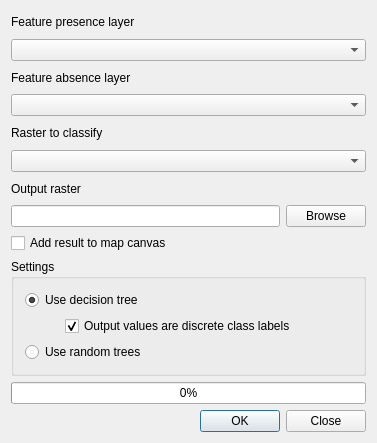
This is classifierdialogbase.ui in nextgis/dtclassifier as Qt 5 draws it before an edit. The edited form follows.
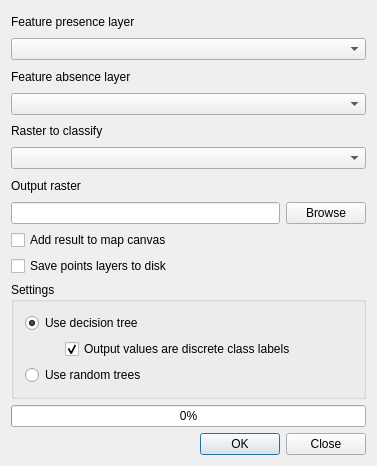
This is the edited form.

Commit message: first working points-from-polygon routine add  checkbox for saving memory layers

Patch:
```diff
--- a/classifierdialogbase.ui
+++ b/classifierdialogbase.ui
@@ -7,7 +7,7 @@
     <x>0</x>
     <y>0</y>
     <width>377</width>
-    <height>443</height>
+    <height>466</height>
    </rect>
   </property>
   <property name="windowTitle">
@@ -75,6 +75,13 @@
      </property>
     </widget>
    </item>
+   <item>
+    <widget class="QCheckBox" name="savePointLayersCheckBox">
+     <property name="text">
+      <string>Save points layers to disk</string>
+     </property>
+    </widget>
+   </item>
    <item>
     <widget class="QGroupBox" name="groupBox">
      <property name="title">
```
The commit also changes 2 other files.
